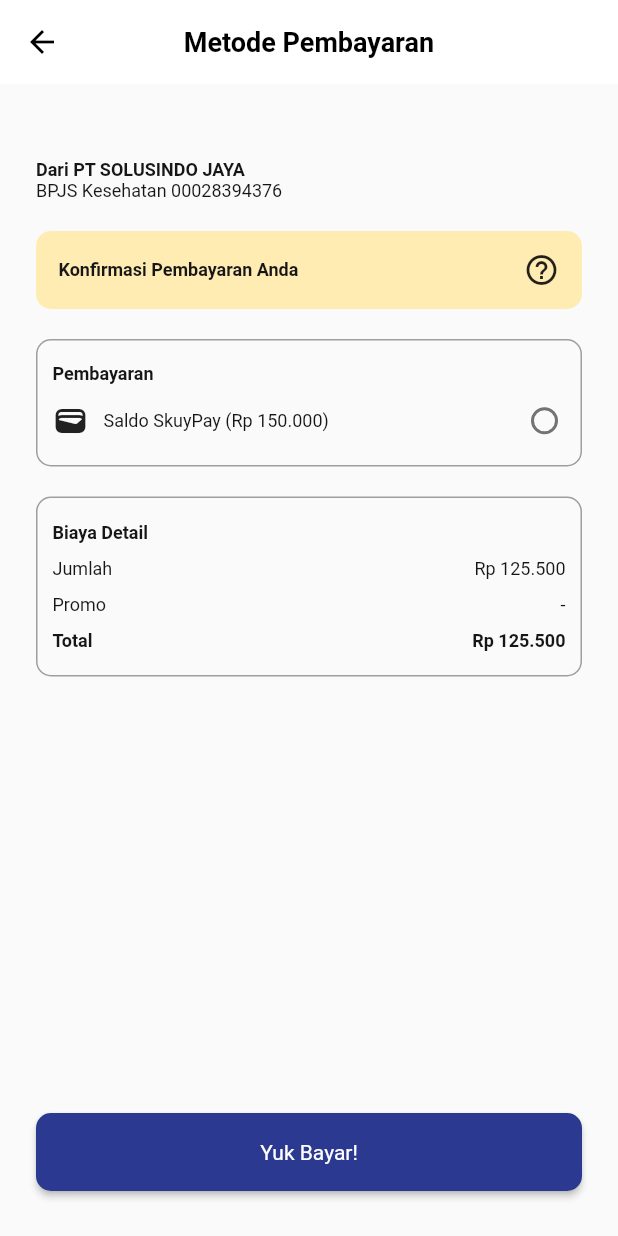
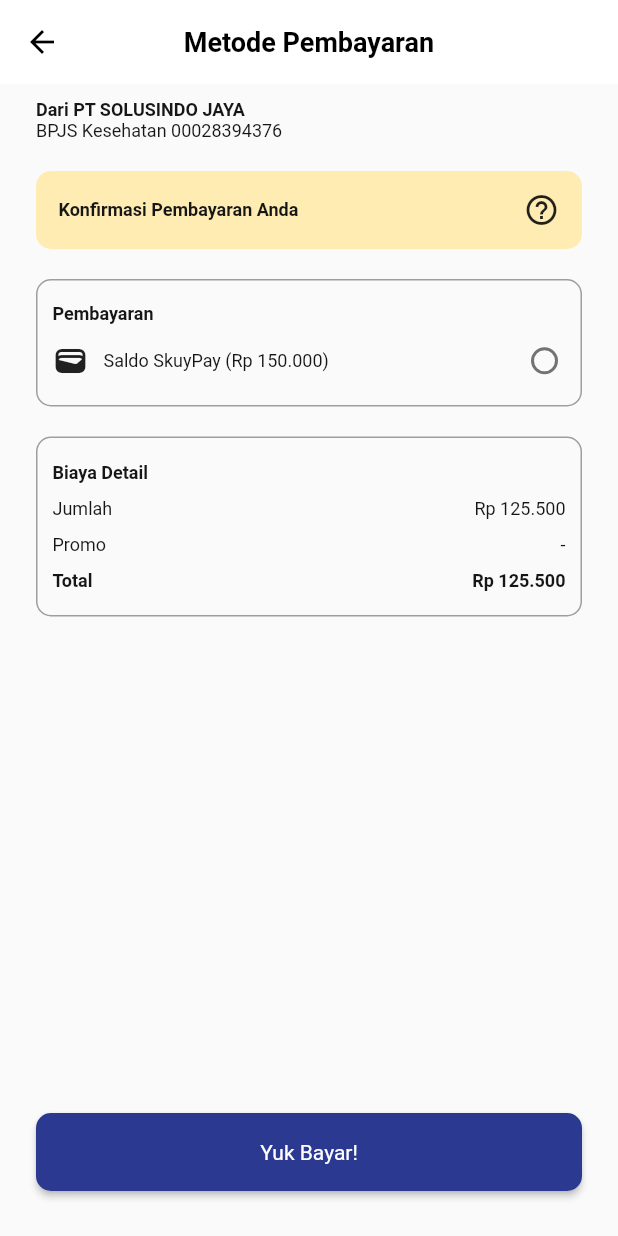
Before and after one commit to Kelompok10Capstone/Flutter_2023, a Flutter app: the PaymentDetailBpjs screen opened directly, after a tap on "Lanjutkan", on a phone screen of 412 x 824 dp. Run offline on Flutter 3.47's test engine with Material 2 defaults, Android fonts, the phone set to English and light mode, and no system bars; our stand-ins replace google_fonts, pinput, shared_preferences, supercharged; accounts and stored records are empty.

Commit message:
edit bpjs screen

```diff
--- a/capstone_flutter/lib/view/screen/bpjs_screen/payment_detail_bpjs_screen.dart
+++ b/capstone_flutter/lib/view/screen/bpjs_screen/payment_detail_bpjs_screen.dart
@@ -41,7 +41,7 @@ class _PaymentDetailBpjsState extends State<PaymentDetailBpjs> {
           child: Column(
             crossAxisAlignment: CrossAxisAlignment.start,
             children: [
-              const SizedBox(height: 50),
+              const SizedBox(height: 10),
               Text(
                 'No. Pelanggan',
                 style: blackFont12.copyWith(fontWeight: FontWeight.w700),
--- a/capstone_flutter/lib/view/screen/bpjs_screen/payment_methode_bpjs_screen.dart
+++ b/capstone_flutter/lib/view/screen/bpjs_screen/payment_methode_bpjs_screen.dart
@@ -32,7 +32,7 @@ class _PaymentMethodBpjsState extends State<PaymentMethodBpjs> {
           child: Column(
             crossAxisAlignment: CrossAxisAlignment.start,
             children: [
-              const SizedBox(height: 50),
+              const SizedBox(height: 10),
               Text(
                 'Dari PT SOLUSINDO JAYA',
                 style: blackFont12.copyWith(fontWeight: FontWeight.w700),
```
